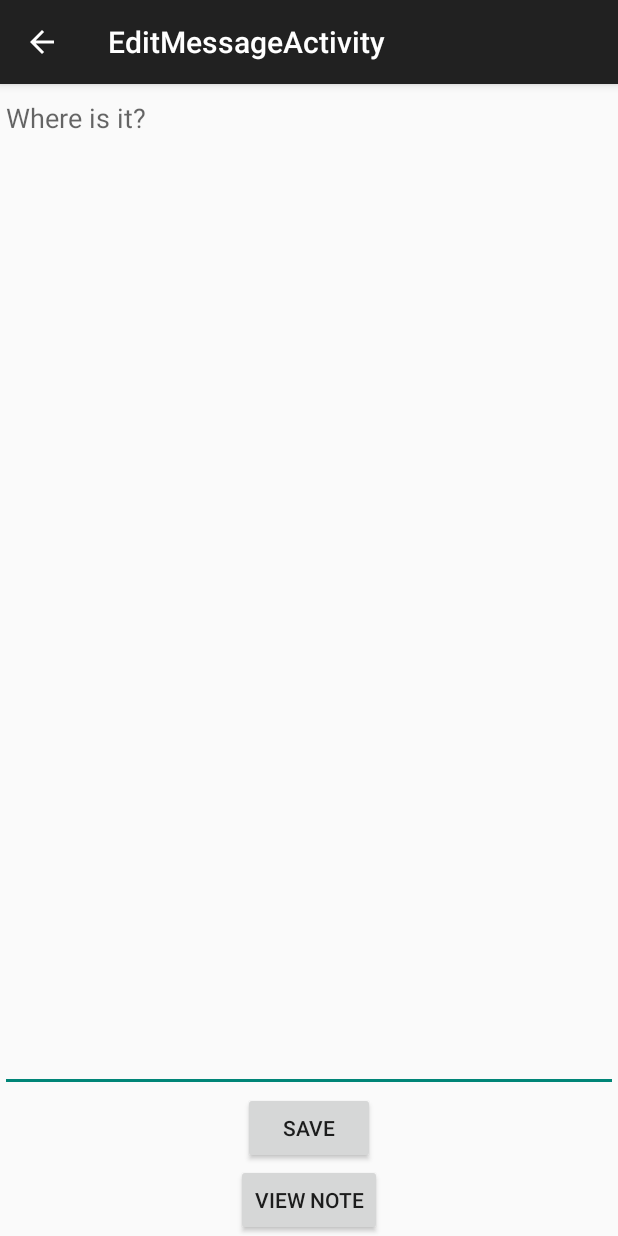
After one commit to alexanderwu/WhereDidItGo, an Android app: the EditMessageActivity screen opened directly, with no data from a screen before it, on a phone screen of 412 x 824 dp. The commit adds this screen. Run offline under Robolectric (Android 15) with nearby library versions, the phone set to English and light mode, and no system bars.

Commit message:
Added EditMessageActivity

```diff
--- /dev/null
+++ b/app/src/main/java/com/example/alexanderwu/wherediditgo/EditMessageActivity.java
@@ -0,0 +1,59 @@
+package com.example.alexanderwu.wherediditgo;
+
+import android.content.Intent;
+import android.content.SharedPreferences;
+import android.os.Bundle;
+import android.support.v7.app.ActionBarActivity;
+import android.view.MenuItem;
+import android.view.View;
+import android.widget.EditText;
+
+public class EditMessageActivity extends ActionBarActivity {
+    public static final String PREFS_NAME = "MyPrefsFile";
+    public final static String EXTRA_MESSAGE = "com.example.alexanderwu.wherediditgo.MESSAGE";
+
+    @Override
+    protected void onCreate(Bundle savedInstanceState) {
+        super.onCreate(savedInstanceState);
+        setContentView(R.layout.activity_edit_message);
+    }
+
+    public void saveMessage(View view) {
+        EditText editText = (EditText) findViewById(R.id.edit_message);
+        String message = editText.getText().toString();
+
+        // We need an Editor object to make preference changes.
+        // All objects are from android.context.Context
+        SharedPreferences myNotes = getSharedPreferences(PREFS_NAME, 0);
+        SharedPreferences.Editor editor = myNotes.edit();
+        editor.putString("myNote",message);
+
+        // Commit the edits!
+        editor.commit();
+    }
+
+    public void viewMessage(View view) {
+        Intent intent = new Intent(this, DisplayMessageActivity.class);
+        // Get myNote from SharedPreferences
+        SharedPreferences settings = getSharedPreferences(PREFS_NAME, 0);
+        String message = settings.getString("myNote","");
+        intent.putExtra(EXTRA_MESSAGE, message);
+
+        startActivity(intent);
+    }
+
+    @Override
+    public boolean onOptionsItemSelected(MenuItem item) {
+        // Handle action bar item clicks here. The action bar will
+        // automatically handle clicks on the Home/Up button, so long
+        // as you specify a parent activity in AndroidManifest.xml.
+        int id = item.getItemId();
+
+        //noinspection SimplifiableIfStatement
+        if (id == R.id.action_settings) {
+            return true;
+        }
+
+        return super.onOptionsItemSelected(item);
+    }
+}
--- /dev/null
+++ b/app/src/main/res/layout/activity_edit_message.xml
@@ -0,0 +1,29 @@
+<LinearLayout xmlns:android="http://schemas.android.com/apk/res/android"
+    xmlns:tools="http://schemas.android.com/tools"
+    android:layout_width="match_parent"
+    android:layout_height="match_parent"
+    android:orientation="vertical" >
+
+    <EditText android:id="@+id/edit_message"
+        android:layout_width="match_parent"
+        android:layout_height="0dp"
+        android:hint="@string/edit_message"
+        android:layout_weight="1"
+        android:gravity="top" />
+
+    <Button
+        android:layout_width="wrap_content"
+        android:layout_height="wrap_content"
+        android:text="@string/button_save"
+        android:onClick="saveMessage"
+        android:layout_gravity="center_horizontal" />
+
+    <Button
+        android:layout_width="wrap_content"
+        android:layout_height="wrap_content"
+        android:text="@string/view_message"
+        android:id="@+id/button"
+        android:onClick="viewMessage"
+        android:layout_gravity="center_horizontal" />
+
+</LinearLayout>
--- a/app/src/main/res/values/strings.xml
+++ b/app/src/main/res/values/strings.xml
@@ -2,6 +2,7 @@
     <string name="app_name">Where Did It Go</string>
     <string name="edit_message">Where is it?</string>
     <string name="button_save">Save</string>
+    <string name="button_new_note">New Note</string>
     <string name="action_settings">Settings</string>
     <string name="title_activity_main">MainActivity</string>
     <string name="title_activity_display_message">My Message</string>
@@ -9,4 +10,5 @@
     <string name="view_message">View note</string>
 
     <string name="hello_world">Hello world!</string>
+    <string name="title_activity_edit_message">EditMessageActivity</string>
 </resources>
```
Also changed, not shown: app/src/main/AndroidManifest.xml (+10 -2 lines), app/src/main/java/com/example/alexanderwu/wherediditgo/DisplayMessageActivity.java (+13 -3 lines), app/src/main/java/com/example/alexanderwu/wherediditgo/MyActivity.java (+6 -27 lines), app/src/main/res/layout/activity_my.xml (+7 -16 lines), app/src/main/res/menu/menu_edit_message.xml (added, +7 -0 lines).
